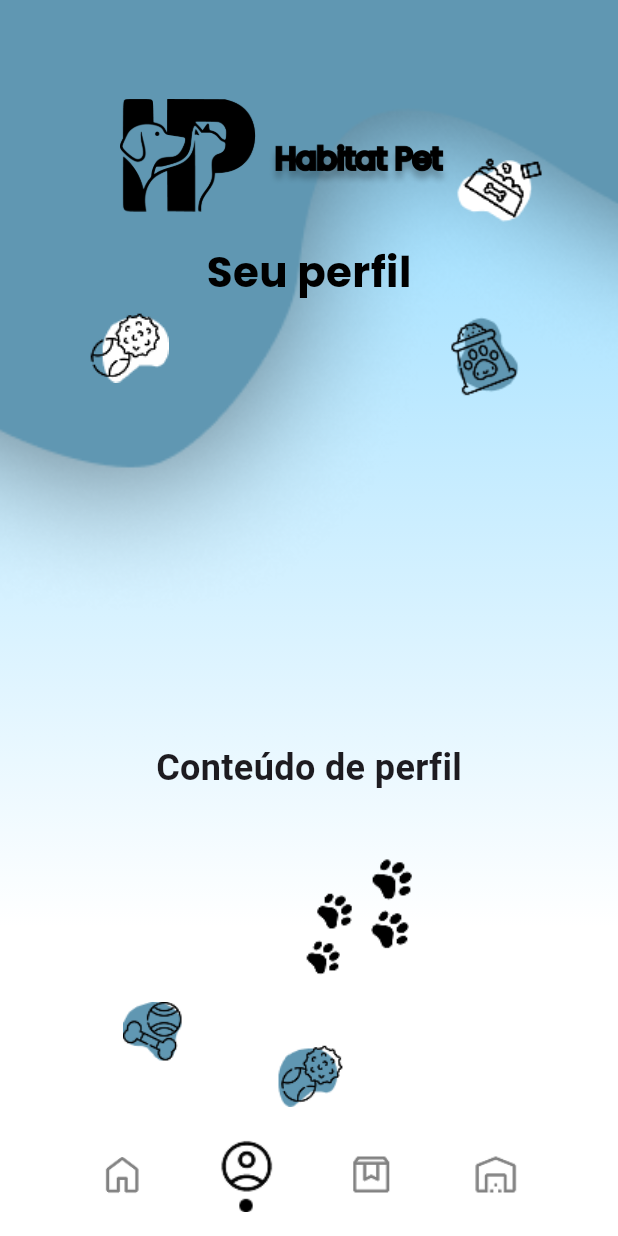
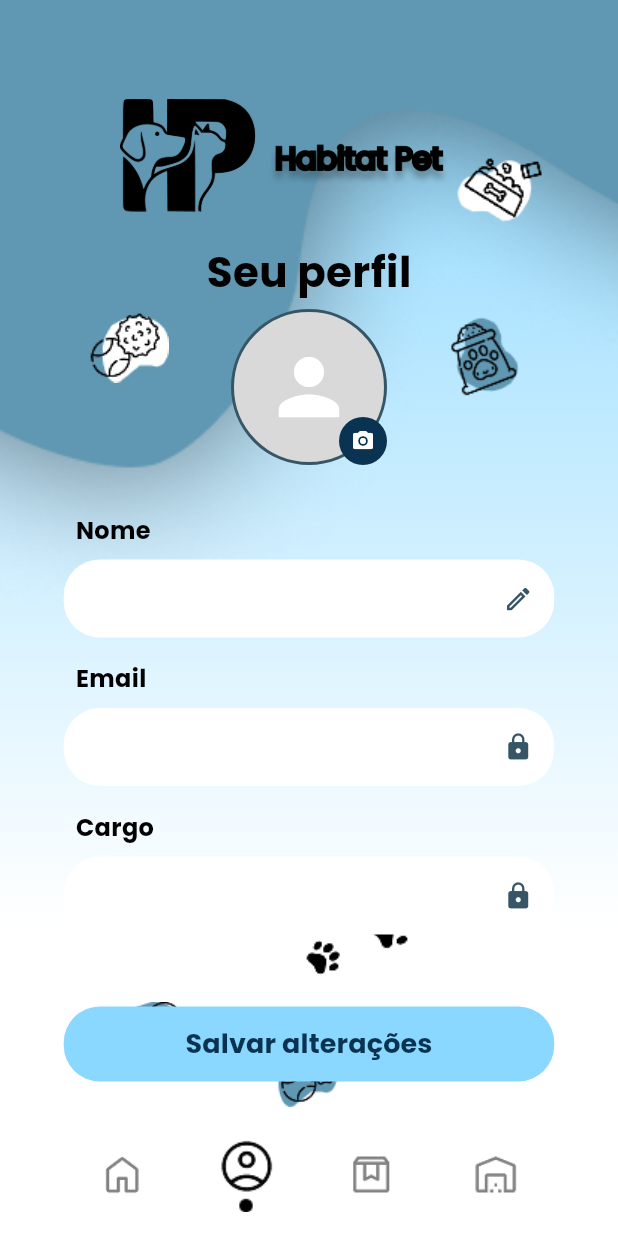
Before and after one commit to HenriqueVM5/Asimov-Pet-Shop-Flutter, a Flutter app: the screen it shows once a user with an empty profile is signed in, item 2 of the bottom bar chosen, on a phone screen of 412 x 824 dp. Run offline on Flutter 3.47's test engine with Material 3 defaults, Android fonts, the phone set to English and light mode, and no system bars; our stand-ins replace cloud_firestore, firebase_auth, firebase_core, flutter_riverpod, google_fonts, google_sign_in; accounts and stored records are empty.

Commit message:
finalização tela de home e tds suas logicas

```diff
--- a/lib/components/popup_esoque.dart
+++ b/lib/components/popup_esoque.dart
@@ -297,6 +297,9 @@ class _PopupEstoqueState extends ConsumerState<PopupEstoque> {
   Widget build(BuildContext context) {
     final produtosAsync = ref.watch(produtosProvider);
     final listaProdutos = produtosAsync.value ?? [];
+    final produtosParaDropdown = listaProdutos.where((p) {
+      return p.ativo || p.id == widget.itemEstoque.produtoId;
+    }).toList();
 
     return Dialog(
       shape: RoundedRectangleBorder(borderRadius: BorderRadius.circular(20)),
@@ -328,7 +331,7 @@ class _PopupEstoqueState extends ConsumerState<PopupEstoque> {
               const SizedBox(height: 16),
 
 
-              _construirDropdownProduto(listaProdutos),
+              _construirDropdownProduto(produtosParaDropdown),
               _construirCampoTexto("Lote", _loteController),
 
 
--- a/lib/models/produto_item.dart
+++ b/lib/models/produto_item.dart
@@ -11,6 +11,8 @@ class Produto {
   final String descricao;
   final String? cod; // Opcional (sem asterisco no UML)
   final double? preco;
+  final bool ativo;//variavel que desativa item excluido ao invez de exclui-lo de vdd
+
 
   Produto({
     this.id,
@@ -23,6 +25,7 @@ class Produto {
     required this.descricao,
     this.cod,
     required this.preco,
+    this.ativo = true,
   });
 
   // Transforma as informações da classe para plain text a fim de ser armazenada no firebase
@@ -38,6 +41,7 @@ class Produto {
       'descricao': descricao,
       'cod': cod,
       'preco': preco,
+      'ativo': ativo,
     };
   }
 
@@ -53,6 +57,7 @@ class Produto {
       descricao: map['descricao'] ?? '',
       cod: map['cod'] ?? '',
       preco: (map['preco'] ?? 0.0).toDouble(), //puxa o preço do firebase e passa pra double
+      ativo: map['ativo'] ?? true,
       id: docId,
     );
   }
--- a/lib/screens/tela_novo_produto.dart
+++ b/lib/screens/tela_novo_produto.dart
@@ -91,6 +91,7 @@ class _TelaNovoProdutoState extends State<TelaNovoProduto> {
         'dataCad': Timestamp.fromDate(dataAtual),
         'dataEdit': Timestamp.fromDate(dataAtual),
         'userEdit': usuarioAtual,
+        'ativo': true,//variavel para o soft delete
       });
 
       if (mounted) {
--- a/lib/screens/tela_principal.dart
+++ b/lib/screens/tela_principal.dart
@@ -1,4 +1,6 @@
 import 'package:flutter/material.dart';
+import 'package:pet_shop_app/screens/home_screen.dart';
+import 'package:pet_shop_app/screens/profile_screen.dart';
 import 'package:pet_shop_app/screens/tela_estoque.dart';
 import 'package:pet_shop_app/screens/tela_produtos.dart';
 import 'package:pet_shop_app/components/fundo_telas.dart';
@@ -17,21 +19,17 @@ class _TelaPrincipalState extends State<TelaPrincipal> {
   int _indiceAtual = 0;
 
   // Lista de qual tela deve ser sobrescrita sobre o fundo em cada aba da tabs
-  final List<Widget> _telas = [
-    const Center(
-      child: Text(
-        'Conteúdo da home',
-        style: TextStyle(fontSize: 24, fontWeight: FontWeight.bold),
-      ),
+  late final List<Widget> _telas = [
+    TelaHome(
+      aoMudarParaProdutos: () {
+        setState(() {
+          _indiceAtual = 2;
+        });
+      },
     ), //tela de home
-    const Center(
-      child: Text(
-        'Conteúdo de perfil',
-        style: TextStyle(fontSize: 24, fontWeight: FontWeight.bold),
-      ),
-    ), //tela de perfil
+    const TelaPerfil(), //tela de perfil
     const TelaProdutos(), //tela de produtos
-    const TelaEstoque() //tela de estoque
+    const TelaEstoque(), //tela de estoque
   ];
 
   //Lista do titulo de cada uma das telas
```
Also changed, not shown: lib/components/popup_produtos.dart (+136 -53 lines), lib/models/baixa_item.dart (+8 -0 lines), lib/screens/home_screen.dart (+70 -27 lines), lib/screens/tela_nova_baixa.dart (+16 -5 lines), lib/screens/tela_novo_estoque.dart (+13 -3 lines), lib/screens/tela_produtos.dart (+19 -9 lines).
